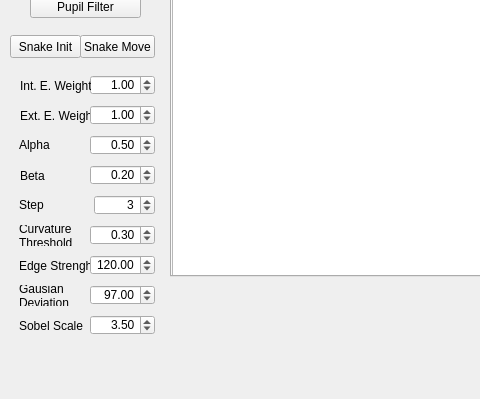
lukassos/bc_duhovka, file mainwindow.ui: the form before one commit; both pictures show x 0 to 480 and y 202 to 601 of the 740 by 601 pixel window.
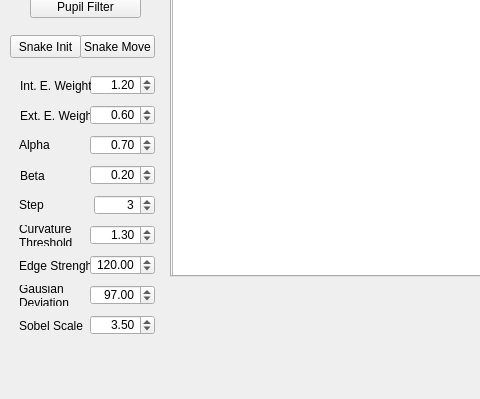
The form after the commit.

```diff
--- a/mainwindow.ui
+++ b/mainwindow.ui
@@ -2394,7 +2394,7 @@
        <double>0.010000000000000</double>
       </property>
       <property name="value">
-       <double>0.500000000000000</double>
+       <double>0.700000000000000</double>
       </property>
      </widget>
      <widget class="QDoubleSpinBox" name="doubleSpinBox_snake_gausianDeviation">
@@ -2463,7 +2463,7 @@
        <double>0.010000000000000</double>
       </property>
       <property name="value">
-       <double>1.000000000000000</double>
+       <double>1.200000000000000</double>
       </property>
      </widget>
      <widget class="QDoubleSpinBox" name="doubleSpinBox_snake_weight_extE">
@@ -2491,7 +2491,7 @@
        <double>0.010000000000000</double>
       </property>
       <property name="value">
-       <double>1.000000000000000</double>
+       <double>0.600000000000000</double>
       </property>
      </widget>
      <widget class="QLabel" name="label_snake_weight_intE">
@@ -2593,7 +2593,7 @@
        <double>0.100000000000000</double>
       </property>
       <property name="value">
-       <double>0.300000000000000</double>
+       <double>1.300000000000000</double>
       </property>
      </widget>
      <widget class="QLabel" name="label_snake_sobelScale_2">
```
